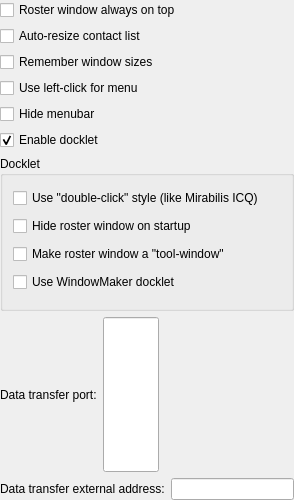
The window that main/synapse-im/src/options/opt_application.ui (BackupTheBerlios/synapse-xmpp-svn) describes before a commit, drawn with Qt 5.
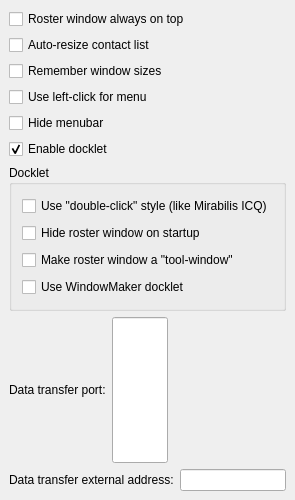
The same window after the commit.

The edit to the form file:
```diff
--- a/main/synapse-im/src/options/opt_application.ui
+++ b/main/synapse-im/src/options/opt_application.ui
@@ -17,7 +17,7 @@
   </property>
   <layout class="QVBoxLayout" >
    <property name="margin" >
-    <number>0</number>
+    <number>9</number>
    </property>
    <property name="spacing" >
     <number>6</number>
```
Left out of the diff: 1 changed line with no effect on the pictures.
